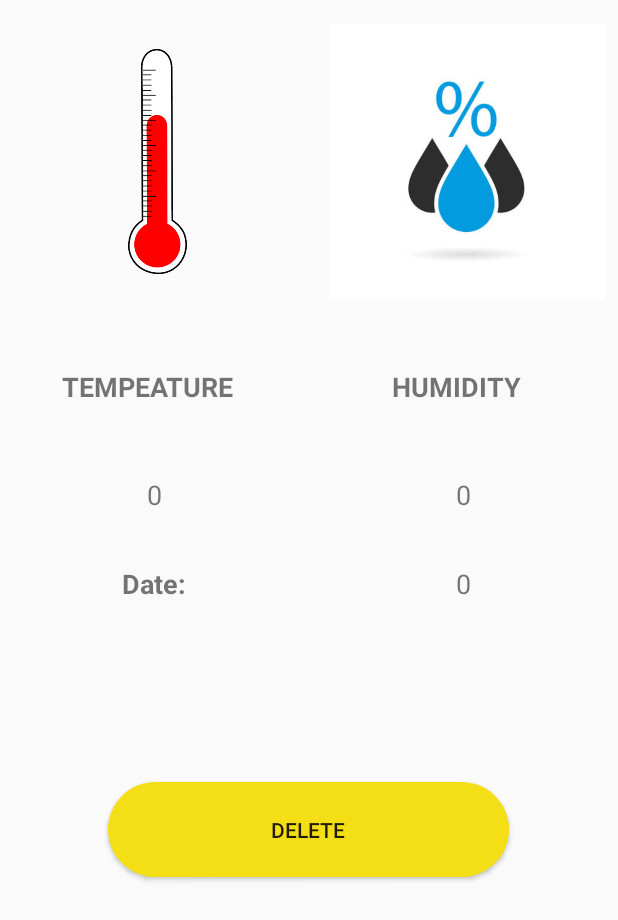
After one commit to rogowski-piotr/iot-management-android, an Android app: the layout activity_show_measurement.xml on its own in the app's theme, with its tools: preview values and no code run, on a phone screen of 412 x 824 dp. The commit adds this screen. Shown: the top 920 px of the screen. Run offline under Robolectric (Android 15) with nearby library versions, the phone set to English and light mode, and no system bars.

Commit message:
Add view allow to get single element

```diff
--- a/app/src/main/AndroidManifest.xml
+++ b/app/src/main/AndroidManifest.xml
@@ -11,7 +11,8 @@
         android:roundIcon="@mipmap/ic_launcher_round"
         android:supportsRtl="true"
         android:theme="@style/AppTheme">
-        <activity android:name=".activity.ShowMeasurements"></activity>
+        <activity android:name=".activity.ShowMeasurement"></activity>
+        <activity android:name=".activity.ShowMeasurements" />
 
         <service
             android:name=".service.MeasurementExecutorService"
--- a/app/src/main/java/com/example/sensormanagement/activity/MeasurementsAdapter.java
+++ b/app/src/main/java/com/example/sensormanagement/activity/MeasurementsAdapter.java
@@ -1,7 +1,9 @@
 package com.example.sensormanagement.activity;
 
 import android.content.Context;
+import android.content.Intent;
 import android.database.Cursor;
+import android.os.Bundle;
 import android.util.Log;
 import android.view.LayoutInflater;
 import android.view.View;
@@ -46,8 +48,11 @@ public class MeasurementsAdapter extends CursorAdapter {
         buttonDelete.setOnClickListener(new View.OnClickListener() {
             @Override
             public void onClick(View view) {
-                Log.v("Button test", "clicked " + elementId);
-                dbHelper.deleteRecord(elementId);
+                Bundle bundle = new Bundle();
+                bundle.putInt("id", elementId);
+                Intent intent = new Intent(context, ShowMeasurement.class);
+                intent.putExtras(bundle);
+                context.startActivity(intent);
             }
         });
     }
--- /dev/null
+++ b/app/src/main/java/com/example/sensormanagement/activity/ShowMeasurement.java
@@ -0,0 +1,53 @@
+package com.example.sensormanagement.activity;
+
+import androidx.appcompat.app.AppCompatActivity;
+
+import android.content.Intent;
+import android.database.Cursor;
+import android.os.Bundle;
+import android.view.View;
+import android.widget.TextView;
+import android.widget.Toast;
+
+import com.example.sensormanagement.MainActivity;
+import com.example.sensormanagement.R;
+import com.example.sensormanagement.database.MeasurementDbHelper;
+
+public class ShowMeasurement extends AppCompatActivity {
+    private int elementId;
+    private MeasurementDbHelper dbHelper;
+    private TextView textViewTemperature;
+    private TextView textViewHumidity;
+    private TextView textViewDate;
+
+    @Override
+    protected void onCreate(Bundle savedInstanceState) {
+        super.onCreate(savedInstanceState);
+        setContentView(R.layout.activity_show_measurement);
+        textViewTemperature = findViewById(R.id.textViewTemperatureValue);
+        textViewHumidity = findViewById(R.id.textViewHumidityValue);
+        textViewDate = findViewById(R.id.textViewDateValue);
+
+        Bundle bundle = getIntent().getExtras();
+        elementId = bundle.getInt("id");
+
+        dbHelper = new MeasurementDbHelper(this);
+        Cursor cursor = dbHelper.getOneRecord(elementId);
+        cursor.moveToFirst();
+        String humidity = String.valueOf(cursor.getFloat(cursor.getColumnIndexOrThrow("HUMIDITY")));
+        String temperature = String.valueOf(cursor.getFloat(cursor.getColumnIndexOrThrow("TEMPERATURE")));
+        String date = cursor.getString(cursor.getColumnIndexOrThrow("DATE"));
+
+        textViewTemperature.setText(temperature + " °C");
+        textViewHumidity.setText(humidity + " %");
+        textViewDate.setText(date);
+    }
+
+    public void deleteElement(View view) {
+        dbHelper.deleteRecord(elementId);
+        Toast.makeText(this, "Element has been deleted", Toast.LENGTH_LONG).show();
+        Intent intent = new Intent(this, MainActivity.class);
+        startActivity(intent);
+    }
+
+}
--- /dev/null
+++ b/app/src/main/res/layout/activity_show_measurement.xml
@@ -0,0 +1,132 @@
+<?xml version="1.0" encoding="utf-8"?>
+<LinearLayout xmlns:android="http://schemas.android.com/apk/res/android"
+    xmlns:app="http://schemas.android.com/apk/res-auto"
+    xmlns:tools="http://schemas.android.com/tools"
+    android:layout_width="match_parent"
+    android:layout_height="match_parent"
+    android:orientation="vertical"
+    tools:context=".activity.ShowMeasurement">
+
+    <LinearLayout
+        android:layout_width="match_parent"
+        android:layout_height="216dp"
+        android:orientation="horizontal">
+
+        <ImageView
+            android:id="@+id/imageView3"
+            android:layout_width="123dp"
+            android:layout_height="150dp"
+            android:layout_gravity="center"
+            android:layout_weight="1"
+            app:srcCompat="@drawable/temperature" />
+
+        <ImageView
+            android:id="@+id/imageView2"
+            android:layout_width="202dp"
+            android:layout_height="184dp"
+            android:layout_gravity="center"
+            app:srcCompat="@drawable/humidity" />
+    </LinearLayout>
+
+    <LinearLayout
+        android:layout_width="match_parent"
+        android:layout_height="84dp"
+        android:orientation="horizontal">
+
+        <TextView
+            android:id="@+id/textViewTemperatureLabel"
+            android:layout_width="66dp"
+            android:layout_height="match_parent"
+            android:layout_gravity="center"
+            android:layout_weight="1"
+            android:gravity="center"
+            android:text="TEMPEATURE"
+            android:textAlignment="center"
+            android:textSize="18sp"
+            android:textStyle="bold" />
+
+        <TextView
+            android:id="@+id/textViewHumidityLabel"
+            android:layout_width="wrap_content"
+            android:layout_height="match_parent"
+            android:layout_gravity="center"
+            android:layout_weight="1"
+            android:gravity="center"
+            android:text="HUMIDITY"
+            android:textAlignment="center"
+            android:textSize="18sp"
+            android:textStyle="bold" />
+    </LinearLayout>
+
+    <LinearLayout
+        android:layout_width="match_parent"
+        android:layout_height="59dp"
+        android:orientation="horizontal">
+
+        <TextView
+            android:id="@+id/textViewTemperatureValue"
+            android:layout_width="9dp"
+            android:layout_height="match_parent"
+            android:layout_gravity="center"
+            android:layout_weight="1"
+            android:gravity="center"
+            android:text="0"
+            android:textAlignment="center"
+            android:textSize="18sp" />
+
+        <TextView
+            android:id="@+id/textViewHumidityValue"
+            android:layout_width="wrap_content"
+            android:layout_height="match_parent"
+            android:layout_gravity="center"
+            android:layout_weight="1"
+            android:gravity="center"
+            android:text="0"
+            android:textAlignment="center"
+            android:textSize="18sp" />
+    </LinearLayout>
+
+    <LinearLayout
+        android:layout_width="match_parent"
+        android:layout_height="60dp"
+        android:orientation="horizontal">
+
+        <TextView
+            android:id="@+id/textViewDateLabel"
+            android:layout_width="10dp"
+            android:layout_height="61dp"
+            android:layout_gravity="center"
+            android:layout_weight="1"
+            android:gravity="center"
+            android:text="Date:"
+            android:textAlignment="center"
+            android:textSize="18sp"
+            android:textStyle="bold" />
+
+        <TextView
+            android:id="@+id/textViewDateValue"
+            android:layout_width="wrap_content"
+            android:layout_height="61dp"
+            android:layout_gravity="center"
+            android:layout_weight="1"
+            android:gravity="center"
+            android:text="0"
+            android:textAlignment="center"
+            android:textSize="18sp" />
+    </LinearLayout>
+
+    <Space
+        android:layout_width="match_parent"
+        android:layout_height="102dp" />
+
+    <Button
+        android:id="@+id/button"
+        android:layout_width="267dp"
+        android:layout_height="63dp"
+        android:layout_gravity="center"
+        android:background="@drawable/rounded_button"
+        android:foregroundGravity="center"
+        android:onClick="deleteElement"
+        android:text="delete" />
+
+</LinearLayout>
--- a/app/src/main/res/layout/list_view_element.xml
+++ b/app/src/main/res/layout/list_view_element.xml
@@ -11,7 +11,7 @@
 
         <ImageView
             android:id="@+id/imageViewTemperature"
-            android:layout_width="81dp"
+            android:layout_width="52dp"
             android:layout_height="match_parent"
             android:layout_gravity="center"
             android:layout_weight="0.5"
@@ -20,7 +20,7 @@
 
         <ImageView
             android:id="@+id/imageView"
-            android:layout_width="81dp"
+            android:layout_width="52dp"
             android:layout_height="match_parent"
             android:layout_gravity="center"
             android:layout_weight="0.5"
@@ -72,7 +72,7 @@
         android:layout_gravity="center"
         android:layout_weight="1"
         android:background="@drawable/rounded_button"
-        android:text="Delete"
+        android:text="Show"
         android:textAlignment="center" />
 
 </LinearLayout>
```
